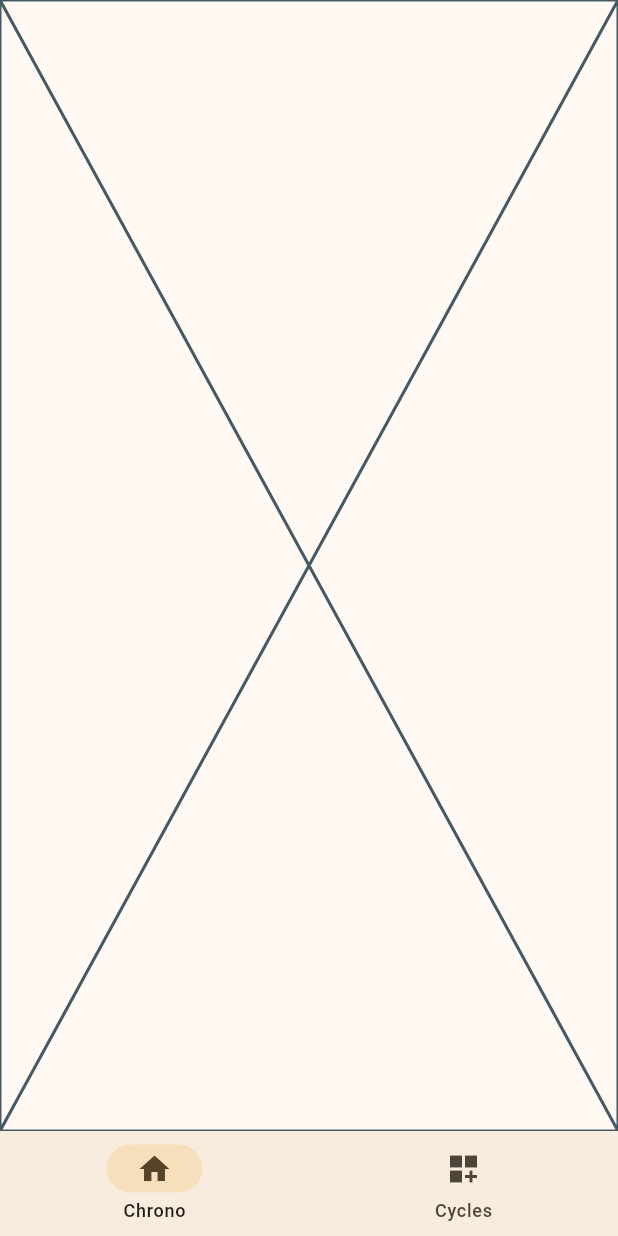
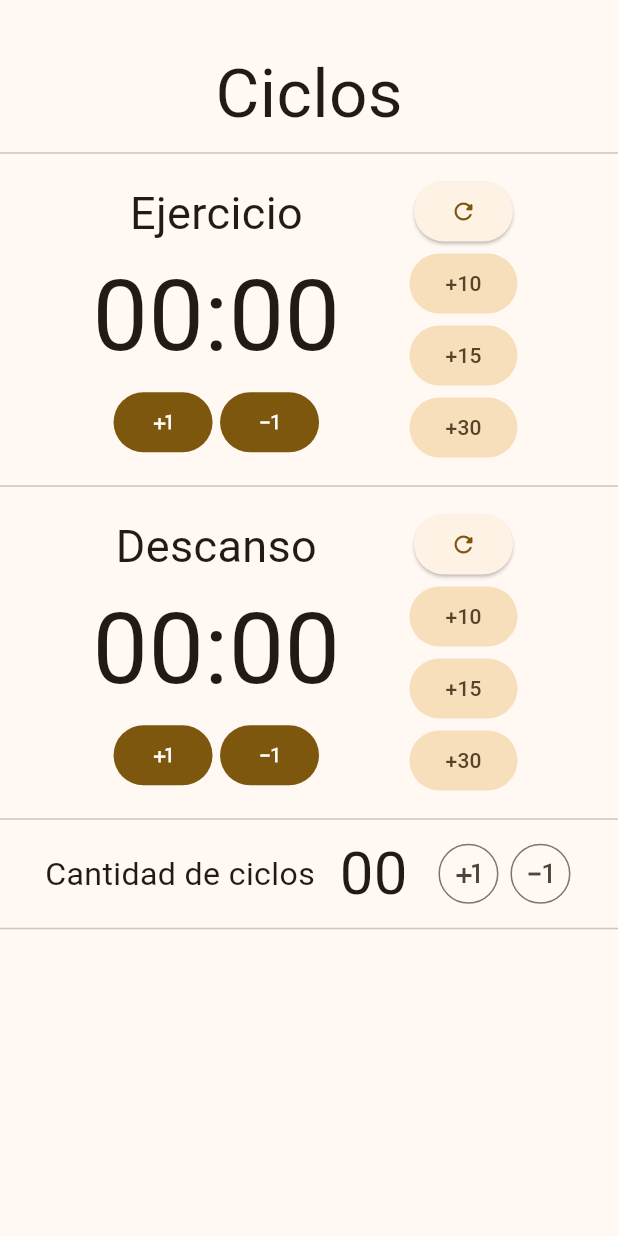
Before and after one commit to edunickdev/cronoApp, a Flutter app: the CiclesScreen widget shown alone on an empty page, opened directly, on a phone screen of 412 x 824 dp. Run offline on Flutter 3.47's test engine with Material 3 defaults, Android fonts, the phone set to English and light mode, and no system bars; our stand-ins replace firebase_core, flutter_riverpod, go_router; accounts and stored records are empty.

Commit message:
funcionalidades de ciclos y cronometro completas en nuevo diseño ui

```diff
--- a/cronoapp/lib/cicles_chronometer/circular_chronometer.dart
+++ b/cronoapp/lib/cicles_chronometer/circular_chronometer.dart
@@ -11,7 +11,7 @@ class CustomCircularChronometer extends ConsumerWidget {
   Widget build(BuildContext context, WidgetRef ref) {
 
     Stream<int> totalExercise () async* {
-      List cycle = ref.watch(cycles);
+      List cycle = ref.watch(objectCycles);
       print(cycle);
       for (int i = 0; i < cycle.length; i++) {
         yield i;
--- a/cronoapp/lib/main_chronometer/timers_widget.dart
+++ b/cronoapp/lib/main_chronometer/timers_widget.dart
@@ -71,7 +71,7 @@ class TimersWidget extends ConsumerWidget {
                 String miliseconds = ref.watch(mainmiliSeconds);
                 return Text(
                   miliseconds.length == 1 ? "0$miliseconds" : miliseconds,
-                  style: TextStyle(fontSize: 90),
+                  style: const TextStyle(fontSize: 90),
                 );
               },
             ),
--- a/cronoapp/lib/presentation/screens/cicles_screen.dart
+++ b/cronoapp/lib/presentation/screens/cicles_screen.dart
@@ -1,4 +1,5 @@
-import 'package:cronoapp/presentation/shared/custom_navbar.dart';
+import 'package:cronoapp/widgets/Cycles/cycles_section.dart';
+import 'package:cronoapp/widgets/Cycles/section_widget.dart';
 import 'package:flutter/material.dart';
 
 class CiclesScreen extends StatelessWidget {
@@ -8,9 +9,27 @@ class CiclesScreen extends StatelessWidget {
 
   @override
   Widget build(BuildContext context) {
-    return const Scaffold(
-      bottomNavigationBar: CustomNavBarWidget(),
-      body: Placeholder(),
+    return LayoutBuilder(
+      builder: (context, constraints) {
+        return SingleChildScrollView(
+          child: Column(
+            mainAxisAlignment: MainAxisAlignment.start,
+            children: [
+              const SizedBox(height: 30),
+              const Text("Ciclos", style: TextStyle(fontSize: 45)),
+              const Divider(),
+              SectionCyclesWidget(
+                  myConstrains: constraints, title: MyOptions.exercise),
+              const Divider(),
+              SectionCyclesWidget(
+                  myConstrains: constraints, title: MyOptions.breaks),
+              const Divider(),
+              CiclesSectionConfigWidget(myConstrains: constraints),
+              const Divider(),
+            ],
+          ),
+        );
+      },
     );
   }
 }
--- a/cronoapp/lib/presentation/shared/custom_navbar.dart
+++ b/cronoapp/lib/presentation/shared/custom_navbar.dart
@@ -16,8 +16,8 @@ class CustomNavBarWidget extends ConsumerWidget {
         ref.read(selectScreen.notifier).state = value;
       },
       destinations: const [
-        NavigationDestination(icon: Icon(Icons.home), label: "Chrono"),
-        NavigationDestination(icon: Icon(Icons.dashboard_customize), label: "Cycles"),
+        NavigationDestination(icon: Icon(Icons.home), label: "General"),
+        NavigationDestination(icon: Icon(Icons.dashboard_customize), label: "Personal"),
       ],
     );
   }
--- a/cronoapp/lib/providers.dart
+++ b/cronoapp/lib/providers.dart
@@ -14,6 +14,7 @@ final secsExercise = StateProvider<String>((ref) => "00");
 final minsBreak = StateProvider<String>((ref) => "00");
 final secsBreak = StateProvider<String>((ref) => "00");
 final moments = StateProvider<int>((ref) => 0);
-final cycles = StateProvider<List<List<int>>>((ref) => []);
+final cyclesAmount = StateProvider<int>((ref) => 0);
+final objectCycles = StateProvider<List<List<int>>>((ref) => []);
 final totalBreakTime = StateProvider<int>((ref) => 0);
 final totalExerciseTime = StateProvider<int>((ref) => 0);
--- /dev/null
+++ b/cronoapp/lib/widgets/Cycles/cycles_section.dart
@@ -0,0 +1,51 @@
+import 'dart:math';
+
+import 'package:cronoapp/config/helpers/Cycles/cycle_functions.dart';
+import 'package:cronoapp/providers.dart';
+import 'package:flutter/material.dart';
+import 'package:flutter_riverpod/flutter_riverpod.dart';
+
+enum Operations { minus, plus }
+
+class CiclesSectionConfigWidget extends ConsumerWidget {
+  final BoxConstraints myConstrains;
+
+  const CiclesSectionConfigWidget({required this.myConstrains, super.key});
+
+  @override
+  Widget build(BuildContext context, WidgetRef ref) {
+    final totalCicles = ref.watch(cyclesAmount);
+    final diagonal = sqrt(
+      pow(myConstrains.maxHeight, 2) - pow(myConstrains.maxWidth, 2),
+    );
+
+    return Padding(
+      padding: const EdgeInsets.symmetric(horizontal: 30),
+      child: Row(
+        crossAxisAlignment: CrossAxisAlignment.center,
+        mainAxisAlignment: MainAxisAlignment.center,
+        children: [
+          Text(
+            "Cantidad de ciclos",
+            style: TextStyle(fontSize: diagonal * 0.03),
+          ),
+          SizedBox(width: myConstrains.maxHeight * 0.02),
+          Text(
+            totalCicles >= 0 && totalCicles < 10
+                ? "0$totalCicles"
+                : "$totalCicles",
+            style: const TextStyle(fontSize: 40),
+          ),
+          SizedBox(width: myConstrains.maxHeight * 0.02),
+          IconButton.outlined(
+              onPressed: () => configCycles(ref, Operations.plus),
+              icon: const Icon(Icons.plus_one_outlined)),
+          IconButton.outlined(
+            onPressed: () => configCycles(ref, Operations.minus),
+            icon: const Icon(Icons.exposure_minus_1_outlined),
+          ),
+        ],
+      ),
+    );
+  }
+}
--- /dev/null
+++ b/cronoapp/lib/widgets/Cycles/section_widget.dart
@@ -0,0 +1,132 @@
+import 'package:cronoapp/config/helpers/Cycles/cycle_functions.dart';
+import 'package:cronoapp/providers.dart';
+import 'package:flutter/material.dart';
+import 'package:flutter_riverpod/flutter_riverpod.dart';
+
+enum MyOptions { exercise, breaks }
+
+class SectionCyclesWidget extends ConsumerWidget {
+  final BoxConstraints myConstrains;
+  final MyOptions title;
+
+  const SectionCyclesWidget({
+    super.key,
+    required this.myConstrains,
+    required this.title,
+  });
+
+  @override
+  Widget build(BuildContext context, WidgetRef ref) {
+    final currentEMinutes = ref.watch(minsExercise);
+    final currentESeconds = ref.watch(secsExercise);
+    final currentBMinutes = ref.watch(minsBreak);
+    final currentBSeconds = ref.watch(secsBreak);
+
+    return Row(
+      mainAxisAlignment: MainAxisAlignment.center,
+      children: [
+        Column(
+          children: [
+            Container(
+              width: myConstrains.maxWidth * 0.5,
+              height: myConstrains.maxHeight * 0.25,
+              // color: Colors.blue[200],
+              padding: const EdgeInsets.all(5),
+              child: Column(
+                mainAxisAlignment: MainAxisAlignment.center,
+                crossAxisAlignment: CrossAxisAlignment.center,
+                children: [
+                  Text(
+                    title == MyOptions.exercise ? "Ejercicio" : "Descanso",
+                    style: const TextStyle(fontSize: 30),
+                  ),
+                  Row(
+                    mainAxisAlignment: MainAxisAlignment.center,
+                    crossAxisAlignment: CrossAxisAlignment.center,
+                    children: [
+                      Text(
+                        title == MyOptions.exercise
+                            ? currentEMinutes.length == 1
+                                ? "0$currentEMinutes"
+                                : currentEMinutes
+                            : currentBMinutes.length == 1
+                                ? "0$currentBMinutes"
+                                : currentBMinutes,
+                        style:
+                            TextStyle(fontSize: myConstrains.maxHeight * 0.08),
+                      ),
+                      Text(
+                        ":",
+                        style:
+                            TextStyle(fontSize: myConstrains.maxHeight * 0.08),
+                      ),
+                      Text(
+                        title == MyOptions.exercise
+                            ? currentESeconds.length == 1
+                                ? "0$currentESeconds"
+                                : currentESeconds
+                            : currentBSeconds.length == 1
+                                ? "0$currentBSeconds"
+                                : currentBSeconds,
+                        style:
+                            TextStyle(fontSize: myConstrains.maxHeight * 0.08),
+                      ),
+                    ],
+                  ),
+                  Row(
+                    mainAxisAlignment: MainAxisAlignment.center,
+                    children: [
+                      FilledButton(
+                        onPressed: () => title == MyOptions.exercise
+                            ? moreSecondsExercise(ref)
+                            : moreSecondsBreak(ref),
+                        child: const Icon(Icons.plus_one),
+                      ),
+                      const SizedBox(width: 5),
+                      FilledButton(
+                        onPressed: () => title == MyOptions.exercise
+                            ? lessSecondsExercise(ref)
+                            : lessSecondsBreak(ref),
+                        child: const Icon(Icons.exposure_minus_1),
+                      ),
+                    ],
+                  ),
+                ],
+              ),
+            ),
+          ],
+        ),
+        Container(
+            width: myConstrains.maxWidth * 0.3,
+            height: myConstrains.maxHeight * 0.25,
+            // color: Colors.red[200],
+            padding: const EdgeInsets.symmetric(horizontal: 5),
+            child: Column(
+              mainAxisAlignment: MainAxisAlignment.center,
+              children: [
+                ElevatedButton(
+                    onPressed: () => title == MyOptions.exercise
+                        ? resetTimers(ref, MyOptions.exercise)
+                        : resetTimers(ref, MyOptions.breaks),
+                    child: const Icon(Icons.refresh_rounded)),
+                FilledButton.tonal(
+                    onPressed: () => title == MyOptions.exercise
+                        ? plusTenExercise(ref)
+                        : plusTenBreak(ref),
+                    child: const Text("+10")),
+                FilledButton.tonal(
+                    onPressed: () => title == MyOptions.exercise
+                        ? plusFifteenExercise(ref)
+                        : plusFifteenBreak(ref),
+                    child: const Text("+15")),
+                FilledButton.tonal(
+                    onPressed: () => title == MyOptions.exercise
+                        ? plusThirtyExercise(ref)
+                        : plusThirtyBreak(ref),
+                    child: const Text("+30")),
+              ],
+            ))
+      ],
+    );
+  }
+}
--- a/cronoapp/pubspec.yaml
+++ b/cronoapp/pubspec.yaml
@@ -34,6 +34,8 @@ dependencies:
     sdk: flutter
   flutter_riverpod: ^2.4.3
   go_router: ^11.1.4
+  shared_preferences: ^2.2.3
+
 
 dev_dependencies:
   flutter_lints: ^2.0.0
```
Also changed, not shown: cronoapp/lib/config/helpers/Cycles/cycle_functions.dart (added, +205 -0 lines), cronoapp/lib/domain/entities/person_model.dart (added, +14 -0 lines), cronoapp/lib/main.dart (+21 -5 lines), cronoapp/lib/main_chronometer/main_chronometer.dart (+12 -11 lines), cronoapp/lib/presentation/screens/home_screen.dart (+2 -6 lines), cronoapp/pubspec.lock, 4 other files.
